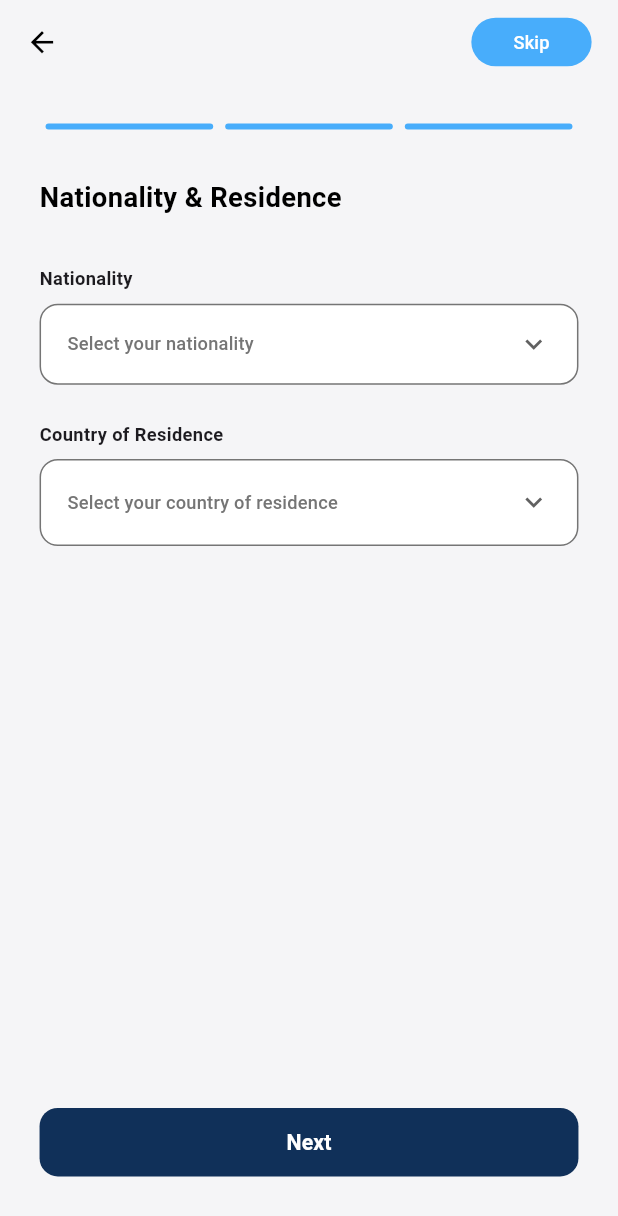
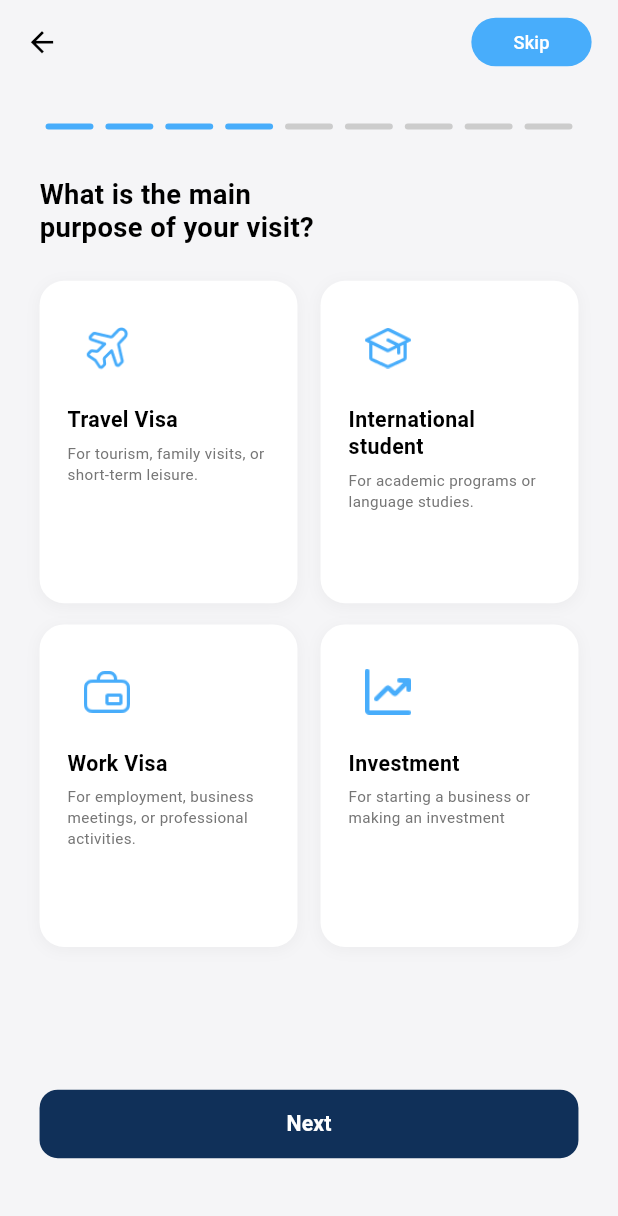
Before and after one commit to Qazaz2350/mv-travel, a Flutter app: the NationalityResidenceScreen screen opened directly, after a tap on "Next", on a phone screen of 412 x 824 dp. Shown: the top 1216 px of the screen. Run offline on Flutter 3.47's test engine with Material 3 defaults, Android fonts, the phone set to English and light mode, and no system bars; our stand-ins replace flutter_screenutil.

Commit message:
Your commit message

```diff
--- /dev/null
+++ b/lib/model/purpose_of_visit_model.dart
@@ -0,0 +1,14 @@
+// MODEL
+class VisitPurpose {
+  final String id;
+  final String imagePath;
+  final String title;
+  final String description;
+
+  VisitPurpose({
+    required this.id,
+    required this.imagePath,
+    required this.title,
+    required this.description,
+  });
+}
--- /dev/null
+++ b/lib/view_model/VisitPurpose_ViewModel.dart
@@ -0,0 +1,47 @@
+import 'package:flutter/material.dart';
+import 'package:mvtravel/model/purpose_of_visit_model.dart';
+
+class VisitPurposeViewModel extends ChangeNotifier {
+  String? _selectedPurposeId;
+
+  String? get selectedPurposeId => _selectedPurposeId;
+
+  final List<VisitPurpose> purposes = [
+    VisitPurpose(
+      id: 'travel',
+      imagePath: 'assets/icon_images/plane.png',
+      title: 'Travel Visa',
+      description: 'For tourism, family visits, or short-term leisure.',
+    ),
+    VisitPurpose(
+      id: 'student',
+      imagePath: 'assets/icon_images/internatioanl_student.png',
+      title: 'International student',
+      description: 'For academic programs or language studies.',
+    ),
+    VisitPurpose(
+      id: 'work',
+      imagePath: 'assets/icon_images/Work Visa.png',
+      title: 'Work Visa',
+      description:
+          'For employment, business meetings, or professional activities.',
+    ),
+    VisitPurpose(
+      id: 'investment',
+      imagePath: 'assets/icon_images/Investment.png',
+      title: 'Investment',
+      description: 'For starting a business or making an investment',
+    ),
+  ];
+
+  void selectPurpose(String purposeId) {
+    _selectedPurposeId = purposeId;
+    notifyListeners();
+  }
+
+  bool isPurposeSelected(String purposeId) {
+    return _selectedPurposeId == purposeId;
+  }
+
+  bool get canProceed => _selectedPurposeId != null;
+}
--- a/lib/views/user_verification/nationality_residence.dart
+++ b/lib/views/user_verification/nationality_residence.dart
@@ -7,6 +7,7 @@ import 'package:mvtravel/utilis/commen/progress_indicator.dart';
 import 'package:mvtravel/utilis/commen/widgets/skip_button.dart';
 import 'package:mvtravel/utilis/nav.dart';
 import 'package:mvtravel/view_model/nationality_residence_viewmodel.dart';
+import 'package:mvtravel/views/user_verification/purpose_of_visit.dart';
 import 'package:provider/provider.dart';
 
 class NationalityResidenceScreen extends StatelessWidget {
@@ -39,7 +40,7 @@ class NationalityResidenceScreen extends StatelessWidget {
               child: Column(
                 crossAxisAlignment: CrossAxisAlignment.start,
                 children: [
-                  StepIndicator(totalSteps: 3, currentStep: 3),
+                  StepIndicator(totalSteps: 9, currentStep: 3),
                   SizedBox(height: 32.h),
 
                   /// Title
@@ -69,7 +70,7 @@ class NationalityResidenceScreen extends StatelessWidget {
                       vertical: 2.h,
                     ),
                     decoration: BoxDecoration(
-                      border: Border.all(color: AppColors.grey2),
+                      // border: Border.all(color: AppColors.grey2),
                       borderRadius: BorderRadius.circular(12.r),
                       color: Colors.white,
                     ),
@@ -119,7 +120,7 @@ class NationalityResidenceScreen extends StatelessWidget {
                     ),
                     decoration: BoxDecoration(
                       color: Colors.white,
-                      border: Border.all(color: AppColors.grey2),
+                      // border: Border.all(color: AppColors.grey2),
                       borderRadius: BorderRadius.circular(12.r),
                     ),
                     child: DropdownButtonHideUnderline(
@@ -156,7 +157,9 @@ class NationalityResidenceScreen extends StatelessWidget {
                   FRectangleButton(
                     text: 'Next',
                     color: AppColors.blue3,
-                    onPressed: () {},
+                    onPressed: () {
+                      Nav.push(context, VisitPurposeView());
+                    },
                   ),
                   SizedBox(height: 12.h),
                 ],
--- a/lib/views/user_verification/number_verification.dart
+++ b/lib/views/user_verification/number_verification.dart
@@ -44,7 +44,7 @@ class PhoneNumberScreen extends StatelessWidget {
               child: Column(
                 crossAxisAlignment: CrossAxisAlignment.start,
                 children: [
-                  StepIndicator(totalSteps: 3, currentStep: 1),
+                  StepIndicator(totalSteps: 9, currentStep: 1),
                   SizedBox(height: 32),
                   Text(
                     'What is your phone number?',
--- /dev/null
+++ b/lib/views/user_verification/purpose_of_visit.dart
@@ -0,0 +1,220 @@
+// ignore_for_file: deprecated_member_use
+
+import 'package:flutter/material.dart';
+import 'package:flutter_screenutil/flutter_screenutil.dart';
+import 'package:mvtravel/model/purpose_of_visit_model.dart';
+import 'package:mvtravel/utilis/FontSizes.dart';
+import 'package:mvtravel/utilis/colors.dart';
+import 'package:mvtravel/utilis/commen/full_size_button.dart';
+import 'package:mvtravel/utilis/commen/progress_indicator.dart';
+import 'package:mvtravel/utilis/commen/widgets/skip_button.dart';
+import 'package:mvtravel/utilis/nav.dart';
+import 'package:mvtravel/view_model/VisitPurpose_ViewModel.dart';
+import 'package:mvtravel/views/user_verification/travel_visit_screen.dart';
+import 'package:provider/provider.dart';
+
+class VisitPurposeView extends StatelessWidget {
+  const VisitPurposeView({Key? key}) : super(key: key);
+
+  @override
+  Widget build(BuildContext context) {
+    return ChangeNotifierProvider(
+      create: (_) => VisitPurposeViewModel(),
+      child: const _VisitPurposeContent(),
+    );
+  }
+}
+
+class _VisitPurposeContent extends StatelessWidget {
+  const _VisitPurposeContent({Key? key}) : super(key: key);
+
+  @override
+  Widget build(BuildContext context) {
+    final viewModel = context.watch<VisitPurposeViewModel>();
+    return Scaffold(
+      backgroundColor: AppColors.grey,
+      appBar: AppBar(
+        backgroundColor: AppColors.grey,
+        elevation: 0,
+        leading: IconButton(
+          icon: Icon(Icons.arrow_back, color: Colors.black, size: 22.sp),
+          onPressed: () => Nav.pop(context),
+        ),
+        actions: [
+          Padding(
+            padding: EdgeInsets.only(right: 16.w),
+            child: SkipButton(onPressed: () {}),
+          ),
+        ],
+      ),
+      body: Padding(
+        padding: EdgeInsets.all(24.w),
+        child: Column(
+          crossAxisAlignment: CrossAxisAlignment.start,
+          children: [
+            StepIndicator(totalSteps: 9, currentStep: 4),
+            SizedBox(height: 32.h),
+
+            // return Scaffold(
+            //   backgroundColor: AppColors.white,
+            //   appBar: AppBar(
+            //     backgroundColor: AppColors.white,
+            //     elevation: 0,
+            //     leading: IconButton(
+            //       icon: Icon(Icons.arrow_back, color: AppColors.black),
+            //       onPressed: () => Nav.pop(context),
+            //     ),
+            //     actions: [
+            //       TextButton(
+            //         onPressed: () {
+            //           // Navigate to next screen
+            //         },
+            //         child: Text(
+            //           'Skip',
+            //           style: TextStyle(
+            //             color: AppColors.blue1,
+            //             fontSize: FontSizes.f16,
+            //             fontWeight: FontWeight.w500,
+            //           ),
+            //         ),
+            //       ),
+            //     ],
+            //   ),
+            //   body: Padding(
+            //     padding: EdgeInsets.symmetric(horizontal: 24.w),
+            //     child: Column(
+            //       crossAxisAlignment: CrossAxisAlignment.start,
+            //       children: [
+            //         StepIndicator(totalSteps: 9, currentStep: 4),
+            //         SizedBox(height: 32.h),
+            Text(
+              'What is the main\npurpose of your visit?',
+              style: TextStyle(
+                fontSize: FontSizes.f20,
+                fontWeight: FontWeight.w600,
+                color: AppColors.black,
+                height: 1.2,
+              ),
+            ),
+            SizedBox(height: 24.h),
+            Expanded(
+              child: GridView.builder(
+                padding: EdgeInsets.zero,
+                gridDelegate: SliverGridDelegateWithFixedCrossAxisCount(
+                  crossAxisCount: 2,
+                  crossAxisSpacing: 14.w,
+                  mainAxisSpacing: 14.h,
+                  childAspectRatio: 0.8,
+                ),
+                itemCount: viewModel.purposes.length,
+                itemBuilder: (context, index) {
+                  final purpose = viewModel.purposes[index];
+                  return _PurposeCard(
+                    purpose: purpose,
+                    isSelected: viewModel.isPurposeSelected(purpose.id),
+                    onTap: () => viewModel.selectPurpose(purpose.id),
+                  );
+                },
+              ),
+            ),
+            SizedBox(height: 16.h),
+            FRectangleButton(
+              text: 'Next',
+              color: AppColors.blue3,
+              onPressed: () => Nav.push(context, const TravelVisaView()),
+            ),
+            SizedBox(height: 24.h),
+          ],
+        ),
+      ),
+    );
+  }
+}
+
+class _PurposeCard extends StatelessWidget {
+  final VisitPurpose purpose;
+  final bool isSelected;
+  final VoidCallback onTap;
+
+  const _PurposeCard({
+    Key? key,
+    required this.purpose,
+    required this.isSelected,
+    required this.onTap,
+  }) : super(key: key);
+
+  @override
+  Widget build(BuildContext context) {
+    return GestureDetector(
+      onTap: onTap,
+      child: Container(
+        padding: EdgeInsets.all(16.w),
+        decoration: BoxDecoration(
+          color: AppColors.white,
+          borderRadius: BorderRadius.circular(16.r),
+          border: Border.all(
+            color: isSelected ? AppColors.blue1 : Colors.transparent,
+            width: isSelected ? 2 : 1,
+          ),
+          boxShadow: [
+            BoxShadow(
+              color: Colors.black.withOpacity(0.04),
+              blurRadius: 8,
+              offset: Offset(0, 2),
+            ),
+          ],
+        ),
+        child: Column(
+          crossAxisAlignment: CrossAxisAlignment.start,
+          children: [
+            Container(
+              width: 48.w,
+              height: 48.w,
+              decoration: BoxDecoration(
+                // color: AppColors.blue1.withOpacity(0.1),
+                borderRadius: BorderRadius.circular(12.r),
+              ),
+              child: Center(
+                child: Image.asset(
+                  purpose.imagePath,
+                  width: 28.w,
+                  height: 28.w,
+                  color: AppColors.blue1,
+                  errorBuilder: (context, error, stackTrace) {
+                    // Fallback icon if image not found
+                    return Icon(
+                      Icons.image,
+                      size: 28.sp,
+                      color: AppColors.blue1,
+                    );
+                  },
+                ),
+              ),
+            ),
+            SizedBox(height: 12.h),
+            Text(
+              purpose.title,
+              style: TextStyle(
+                fontSize: FontSizes.f16,
+                fontWeight: FontWeight.w600,
+                color: AppColors.black,
+                height: 1.3,
+              ),
+            ),
+            SizedBox(height: 6.h),
+            Text(
+              purpose.description,
+              style: TextStyle(
+                fontSize: FontSizes.f12,
+                color: AppColors.grey2,
+                height: 1.4,
+              ),
+              maxLines: 3,
+              overflow: TextOverflow.ellipsis,
+            ),
+          ],
+        ),
+      ),
+    );
+  }
+}
--- a/lib/views/user_verification/select_birthdate.dart
+++ b/lib/views/user_verification/select_birthdate.dart
@@ -44,7 +44,7 @@ class BirthDateScreen extends StatelessWidget {
               child: Column(
                 crossAxisAlignment: CrossAxisAlignment.start,
                 children: [
-                  StepIndicator(totalSteps: 3, currentStep: 2),
+                  StepIndicator(totalSteps: 9, currentStep: 2),
                   SizedBox(height: 32),
                   Text(
                     'Select your Birth Date',
--- a/pubspec.yaml
+++ b/pubspec.yaml
@@ -62,8 +62,10 @@ flutter:
 
   # To add assets to your application, add an assets section, like this:
   assets:
+    - assets/
     - assets/onboarding/
-    - assets/
+    - assets/icon_images/
+
 
   # An image asset can refer to one or more resolution-specific "variants", see
   # https://flutter.dev/to/resolution-aware-images
```
Also changed, not shown: lib/model/travel_visa_model.dart (added, +21 -0 lines), lib/view_model/travel_visit_viewmodel.dart (added, +35 -0 lines), lib/views/user_verification/travel_visit_screen.dart (added, +268 -0 lines), assets/icon_images/Investment.png (added), assets/icon_images/Work Visa.png (added), assets/icon_images/internatioanl_student.png (added), assets/icon_images/plane.png (added).
